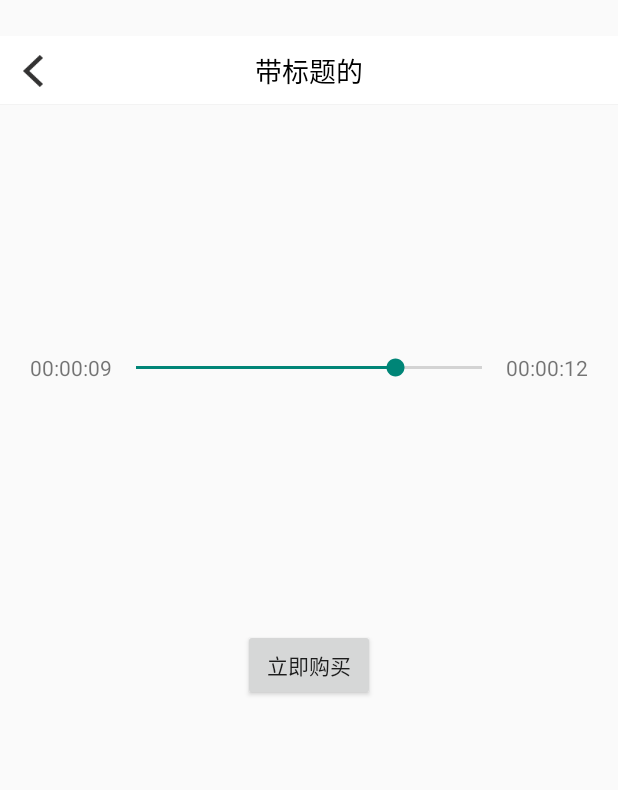
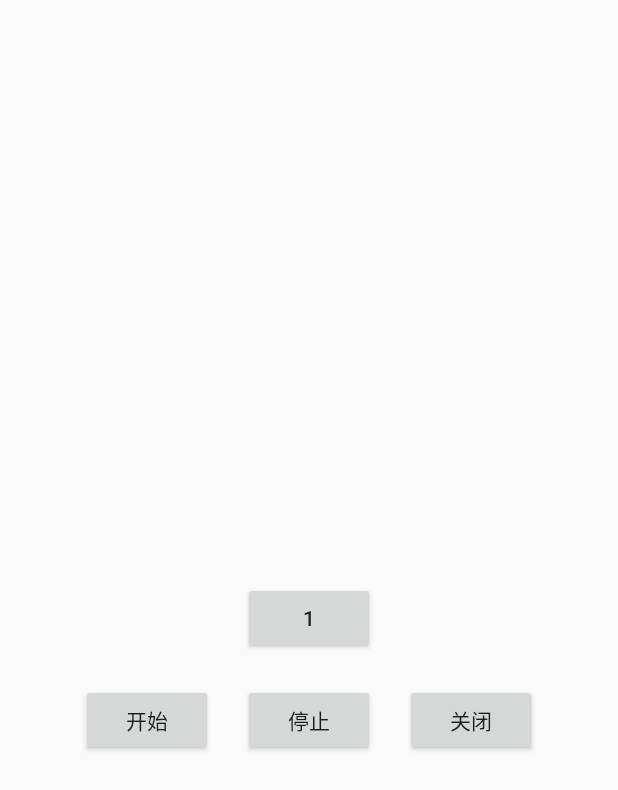
Before and after one commit to caldremch/AndroidCommon, an Android app: the screen it shows after launch (MainActivity), on a phone screen of 412 x 824 dp. Shown: the top 790 px of the screen. Run offline under Robolectric (Android 15) with nearby library versions, the phone set to English and light mode, and no system bars; libraries missing offline, so code that uses them is left out: com.gyf.barlibrary, com.trello.rxlifecycle2; 4 statements that could not run were skipped.

Commit message:
添加一个ThreadPool定时器

```diff
--- a/app/src/main/java/com/caldremch/androidcommon/MainActivity.java
+++ b/app/src/main/java/com/caldremch/androidcommon/MainActivity.java
@@ -1,40 +1,61 @@
 package com.caldremch.androidcommon;
 
+import android.annotation.SuppressLint;
 import android.os.Handler;
+import android.os.Message;
+import android.util.Log;
 import android.view.View;
+import android.widget.Button;
 
-import com.caldremch.common.base.BaseLoadingActivity;
-import com.caldremch.common.widget.seekbar.SeekBarView;
+import com.caldremch.androidcommon.thread.ITimer;
+import com.caldremch.androidcommon.thread.ITimerCallback;
+import com.caldremch.androidcommon.thread.ThreadPoolTimer;
+import com.caldremch.common.base.BaseActivity;
 
-public class MainActivity extends BaseLoadingActivity {
+public class MainActivity extends BaseActivity {
 
-    private SeekBarView mSeekBar;
+    private static final String TAG = "MainActivity";
+
+    @SuppressLint("HandlerLeak")
+    Handler handler = new Handler() {
+        @Override
+        public void handleMessage(Message msg) {
+            button.setText(String.valueOf(i));
+        }
+    };
+
+
+    Button button;
+    private ITimer timer;
 
     @Override
-    protected int getContentViewId() {
+    public int getLayoutId() {
         return R.layout.activity_main_with_diy_view;
+
     }
 
     @Override
     public void initView() {
-//        loadingTest();
-        mSeekBar = findViewById(R.id.seekBar);
-
+        button = findViewById(R.id.button);
     }
 
-    private void loadingTest() {
-        onLoadingStatus();
-        new Handler().postDelayed(new Runnable() {
-            @Override
-            public void run() {
-                onContentStatus();
-            }
-        }, 2000);
+    int i = 0;
+
+    @Override
+    public void initData() {
+        timer = new ThreadPoolTimer(handler, button);
+        timer.start();
     }
 
-    public void open(View view) {
-//        loadingTest();
-        mSeekBar.stop();
+    public void startBtn(View view) {
+        timer.start();
     }
 
+    public void stopBtn(View view) {
+        timer.cancel();
+    }
+
+    public void stutDownBtn(View view) {
+        timer.shutdown();
+    }
 }
--- /dev/null
+++ b/app/src/main/java/com/caldremch/androidcommon/thread/ITimer.java
@@ -0,0 +1,13 @@
+package com.caldremch.androidcommon.thread;
+
+/**
+ * @author Caldremch
+ * @date 2019-06-04 17:54
+ * @email caldremch@163.com
+ * @describe
+ **/
+public interface ITimer {
+    void start();
+    void shutdown();
+    void cancel();
+}
--- /dev/null
+++ b/app/src/main/java/com/caldremch/androidcommon/thread/ITimerCallback.java
@@ -0,0 +1,11 @@
+package com.caldremch.androidcommon.thread;
+
+/**
+ * @author Caldremch
+ * @date 2019-06-04 18:00
+ * @email caldremch@163.com
+ * @describe
+ **/
+public interface ITimerCallback {
+    void run();
+}
--- /dev/null
+++ b/app/src/main/java/com/caldremch/androidcommon/thread/ThreadPoolTimer.java
@@ -0,0 +1,108 @@
+package com.caldremch.androidcommon.thread;
+
+import android.os.Handler;
+import android.os.Looper;
+import android.widget.Button;
+
+import java.util.concurrent.Future;
+import java.util.concurrent.ScheduledExecutorService;
+import java.util.concurrent.ScheduledThreadPoolExecutor;
+import java.util.concurrent.ThreadFactory;
+import java.util.concurrent.TimeUnit;
+
+/**
+ * @author Caldremch
+ * @date 2019-06-04 17:53
+ * @email caldremch@163.com
+ * @describe
+ **/
+public class ThreadPoolTimer implements ITimer {
+
+    private static final String TAG = "ThreadPoolTimer";
+
+    private ITimerCallback callback;
+
+    private Handler handler;
+
+    private Button button;
+
+    public ThreadPoolTimer(Handler handler, Button button) {
+        this.handler = handler;
+        this.button = button;
+    }
+
+    public ThreadPoolTimer(ITimerCallback callback) {
+        this.callback = callback;
+    }
+
+    public class BasicThreadFactory implements ThreadFactory {
+        @Override
+        public Thread newThread(Runnable r) {
+            Thread thread = new Thread(r);
+            thread.setName("定时器-ScheduledExecutorService-Thread");
+            return thread;
+        }
+    }
+
+    private ScheduledExecutorService service = new ScheduledThreadPoolExecutor(1
+            , new BasicThreadFactory()
+    );
+
+    private Future future;
+
+    int i = 0;
+
+    @Override
+    public void start() {
+
+        //线程池关闭
+        if (service.isShutdown()) {
+            System.out.println("已经关闭");
+            return;
+        }
+
+        //任务正在执行
+        if (future != null && !future.isDone()) {
+            System.out.println("任务正在执行");
+            return;
+        }
+
+        System.out.println("开始任务");
+        //开始任务
+        future = service.scheduleAtFixedRate(new Runnable() {
+            @Override
+            public void run() {
+
+                try {
+                    i++;
+                    System.out.println(i);
+
+                    new Handler(Looper.getMainLooper()).post(new Runnable() {
+                        @Override
+                        public void run() {
+                            button.setText(String.valueOf(i));
+                        }
+                    });
+                } catch (Exception e) {
+                    e.printStackTrace();
+                }
+            }
+        }, 0, 1, TimeUnit.SECONDS);
+
+    }
+
+    @Override
+    public void shutdown() {
+        if (service != null) {
+            service.shutdownNow();
+        }
+    }
+
+    @Override
+    public void cancel() {
+        if (future != null) {
+            future.cancel(true);
+        }
+    }
+
+}
--- a/app/src/main/res/layout/activity_main_with_diy_view.xml
+++ b/app/src/main/res/layout/activity_main_with_diy_view.xml
@@ -7,38 +7,49 @@
     tools:context=".MainActivity">
 
 
-    <com.caldremch.common.widget.EasyTitleBar
-        android:id="@+id/android_common_title_view_id"
-        android:layout_width="match_parent"
-        android:layout_height="wrap_content"
-        app:layout_constraintEnd_toStartOf="parent"
-        app:layout_constraintStart_toStartOf="parent"
-        app:layout_constraintTop_toTopOf="parent"
-        app:titleBarTitle="带标题的" />
-
     <Button
         android:id="@+id/button"
         android:layout_width="wrap_content"
         android:layout_height="wrap_content"
-        android:layout_marginStart="8dp"
-        android:layout_marginEnd="8dp"
-        android:layout_marginBottom="8dp"
-        android:onClick="open"
-        android:text="立即购买"
+        android:text="Button"
         app:layout_constraintBottom_toBottomOf="parent"
-        app:layout_constraintEnd_toEndOf="parent"
-        app:layout_constraintStart_toStartOf="parent"
-        app:layout_constraintTop_toBottomOf="@+id/android_common_title_view_id" />
-
-    <com.caldremch.common.widget.seekbar.SeekBarView
-        android:id="@+id/seekBar"
-        android:layout_width="0dp"
-        android:layout_height="wrap_content"
-        app:layout_constraintBottom_toTopOf="@+id/button"
         app:layout_constraintEnd_toEndOf="parent"
         app:layout_constraintHorizontal_bias="0.5"
         app:layout_constraintStart_toStartOf="parent"
-        app:layout_constraintTop_toBottomOf="@+id/android_common_title_view_id" />
+        app:layout_constraintTop_toTopOf="parent" />
+
+    <LinearLayout
+        android:layout_width="match_parent"
+        android:gravity="center"
+        android:layout_marginTop="20dp"
+        android:layout_height="wrap_content"
+        app:layout_constraintTop_toBottomOf="@+id/button">
+
+        <Button
+            android:id="@+id/startBtn"
+            android:onClick="startBtn"
+            android:layout_width="wrap_content"
+            android:layout_height="wrap_content"
+            android:text="开始" />
+
+        <Button
+            android:id="@+id/stopBtn"
+            android:onClick="stopBtn"
+            android:layout_marginLeft="20dp"
+            android:layout_width="wrap_content"
+            android:layout_height="wrap_content"
+            android:text="停止" />
 
 
+
+        <Button
+            android:id="@+id/stutDownBtn"
+            android:onClick="stutDownBtn"
+            android:layout_marginLeft="20dp"
+            android:layout_width="wrap_content"
+            android:layout_height="wrap_content"
+            android:text="关闭" />
+
+    </LinearLayout>
+
 </androidx.constraintlayout.widget.ConstraintLayout>
```
